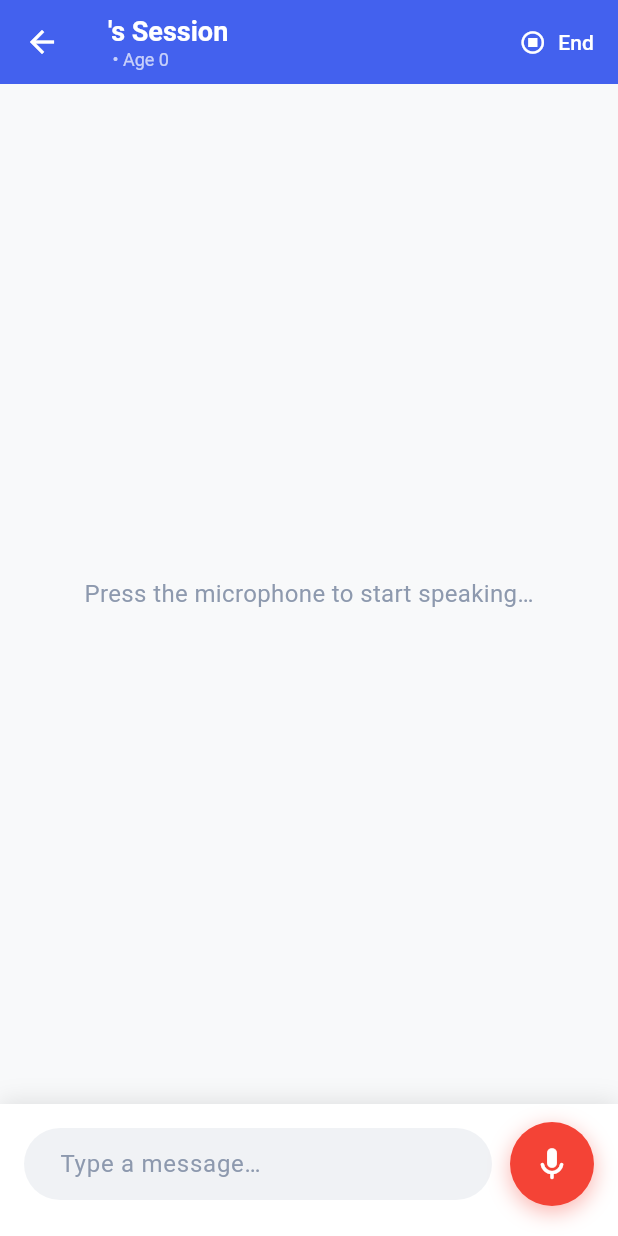
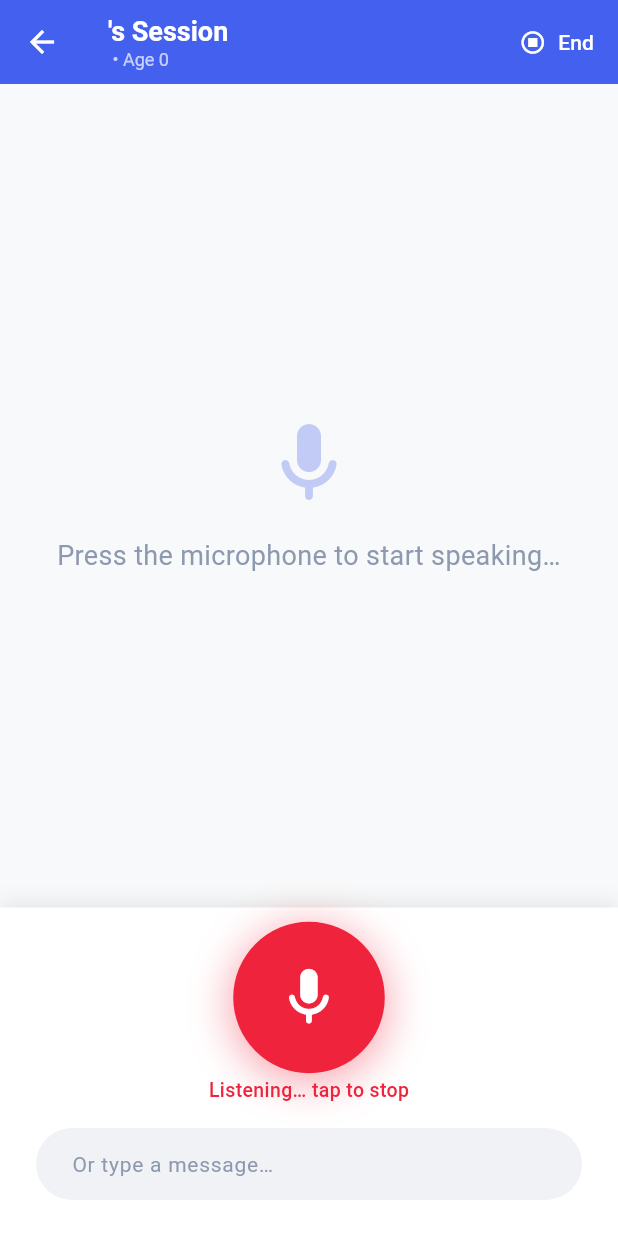
Before and after one commit to mrth2/pacelingo, a Flutter app: the ChatScreen screen opened directly, after a tap on the "mic none" icon, on a phone screen of 412 x 824 dp. Run offline on Flutter 3.47's test engine with Material 3 defaults, Android fonts, the phone set to English and light mode, and no system bars; our stand-ins replace cloud_firestore, firebase_auth, firebase_core, flutter_tts, google_generative_ai, speech_to_text; accounts and stored records are empty; network calls fail.

Commit message:
feat: add voice interaction loop with interruption handling and iPad-optimized chat UI
- ChatProvider: add hasError getter, clearError method, TTS interruption
  handling (tap mic while speaking stops TTS and starts listening),
  web/PWA permission error messages, 30s API timeout
- ChatScreen: massive 88px walkie-talkie mic button with pulse animation
  when listening, CircularProgressIndicator when processing, interrupt
  support while speaking, iPad-optimized layout (860px max width),
  dismissible error banner, responsive empty state
- Add chat_provider_test.dart with tests for new functionality

Co-authored-by: mrth2 <8658653+mrth2@users.noreply.github.com>

```diff
--- a/lib/providers/chat_provider.dart
+++ b/lib/providers/chat_provider.dart
@@ -59,6 +59,7 @@ class ChatProvider extends ChangeNotifier {
   bool get isListening => _audioState == ChatAudioState.listening;
   bool get isProcessing => _audioState == ChatAudioState.processing;
   bool get isSpeaking => _audioState == ChatAudioState.speaking;
+  bool get hasError => _error != null;
   String? get error => _error;
   Profile? get profile => _profile;
 
@@ -119,25 +120,46 @@ class ChatProvider extends ChangeNotifier {
   // ---------------------------------------------------------------------------
 
   /// Begins recording the user's voice input.
+  ///
+  /// If the AI is currently speaking, interrupts TTS first and then starts
+  /// listening (walkie-talkie style interruption).
   Future<void> startListening() async {
+    // Handle interruption: stop TTS if AI is speaking, then start listening.
+    if (_audioState == ChatAudioState.speaking) {
+      await _flutterTts.stop();
+      _audioState = ChatAudioState.idle;
+      notifyListeners();
+    }
+
     if (_audioState != ChatAudioState.idle) return;
 
+    try {
       final available = await _speechToText.initialize(
         onError: (error) {
-        _error = error.errorMsg;
+          _error = 'Speech recognition error: ${error.errorMsg}';
           _audioState = ChatAudioState.idle;
           notifyListeners();
         },
       );
 
       if (!available) {
-      _error = 'Microphone not available on this device.';
+        _error =
+            'Microphone not available. Please ensure microphone permissions '
+            'are granted in your browser settings and try again.';
+        notifyListeners();
+        return;
+      }
+    } catch (e) {
+      _error = 'Microphone permission denied. On Web/PWA, please allow '
+          'microphone access when prompted by the browser.';
+      _audioState = ChatAudioState.idle;
       notifyListeners();
       return;
     }
 
     _audioState = ChatAudioState.listening;
     _liveTranscript = '';
+    _error = null;
     notifyListeners();
 
     _speechToText.listen(
@@ -213,11 +235,17 @@ class ChatProvider extends ChangeNotifier {
     }
 
     try {
-      final response = await _geminiService.sendMessage(
+      final response = await _geminiService
+          .sendMessage(
             userMessage: userText,
             profile: _profile!,
             chatHistory: _messages,
             previousSessionSummary: _previousSessionSummary,
+          )
+          .timeout(
+            const Duration(seconds: 30),
+            onTimeout: () =>
+                throw GeminiServiceException('Request timed out. Please try again.'),
           );
 
       final aiMessage = ChatMessage(
@@ -239,6 +267,12 @@ class ChatProvider extends ChangeNotifier {
       _audioState = ChatAudioState.idle;
       notifyListeners();
     }
+  }
+
+  /// Clears the current error message.
+  void clearError() {
+    _error = null;
+    notifyListeners();
   }
 
   // ---------------------------------------------------------------------------
--- a/lib/screens/chat_screen.dart
+++ b/lib/screens/chat_screen.dart
@@ -6,8 +6,9 @@ import '../models/session.dart';
 import '../providers/chat_provider.dart';
 import '../providers/profile_provider.dart';
 
-/// The main tutoring chat screen with a Push-to-Talk microphone button,
-/// chat bubble transcript, and text input fallback.
+/// The main tutoring chat screen with an iPad-optimized layout, a massive
+/// walkie-talkie style Push-to-Talk microphone button, chat bubble transcript,
+/// and text input fallback.
 class ChatScreen extends StatefulWidget {
   const ChatScreen({super.key});
 
@@ -71,7 +72,7 @@ class _ChatScreenState extends State<ChatScreen> {
       body: SafeArea(
         child: Center(
           child: ConstrainedBox(
-            constraints: const BoxConstraints(maxWidth: 720),
+            constraints: const BoxConstraints(maxWidth: 860),
             child: Column(
               children: [
                 Expanded(
@@ -81,8 +82,12 @@ class _ChatScreenState extends State<ChatScreen> {
                     liveTranscript: chatProvider.liveTranscript,
                   ),
                 ),
-                if (chatProvider.error != null) _ErrorBanner(chatProvider.error!),
-                _BottomInputBar(
+                if (chatProvider.hasError)
+                  _ErrorBanner(
+                    chatProvider.error!,
+                    onDismiss: chatProvider.clearError,
+                  ),
+                _BottomActionArea(
                   textController: _textController,
                   onSendText: () => _onSendText(context),
                   chatProvider: chatProvider,
@@ -146,17 +151,32 @@ class _MessageList extends StatelessWidget {
     final items = messages.length + (liveTranscript.isNotEmpty ? 1 : 0);
 
     if (items == 0) {
-      return const Center(
-        child: Text(
+      return Center(
+        child: Padding(
+          padding: const EdgeInsets.all(32),
+          child: Column(
+            mainAxisSize: MainAxisSize.min,
+            children: [
+              Icon(
+                Icons.mic_rounded,
+                size: 64,
+                color: const Color(0xFF4361EE).withValues(alpha: 0.3),
+              ),
+              const SizedBox(height: 16),
+              const Text(
                 'Press the microphone to start speaking…',
-          style: TextStyle(color: Color(0xFF8D99AE), fontSize: 16),
+                textAlign: TextAlign.center,
+                style: TextStyle(color: Color(0xFF8D99AE), fontSize: 18),
+              ),
+            ],
+          ),
         ),
       );
     }
 
     return ListView.builder(
       controller: scrollController,
-      padding: const EdgeInsets.symmetric(horizontal: 16, vertical: 12),
+      padding: const EdgeInsets.symmetric(horizontal: 24, vertical: 16),
       itemCount: items,
       itemBuilder: (context, index) {
         if (index == messages.length && liveTranscript.isNotEmpty) {
@@ -189,6 +209,7 @@ class _ChatBubble extends StatelessWidget {
           const SizedBox(width: 8),
           Flexible(
             child: Container(
+              constraints: const BoxConstraints(maxWidth: 560),
               padding:
                   const EdgeInsets.symmetric(horizontal: 16, vertical: 12),
               decoration: BoxDecoration(
@@ -216,8 +237,8 @@ class _ChatBubble extends StatelessWidget {
                     message.text,
                     style: TextStyle(
                       color: _isUser ? Colors.white : const Color(0xFF2D3142),
-                      fontSize: 15,
-                      height: 1.4,
+                      fontSize: 16,
+                      height: 1.5,
                     ),
                   ),
                   const SizedBox(height: 4),
@@ -246,13 +267,13 @@ class _TutorAvatar extends StatelessWidget {
   @override
   Widget build(BuildContext context) {
     return Container(
-      width: 32,
-      height: 32,
+      width: 36,
+      height: 36,
       decoration: BoxDecoration(
         color: const Color(0xFF4361EE),
-        borderRadius: BorderRadius.circular(10),
+        borderRadius: BorderRadius.circular(12),
       ),
-      child: const Icon(Icons.school_rounded, color: Colors.white, size: 18),
+      child: const Icon(Icons.school_rounded, color: Colors.white, size: 20),
     );
   }
 }
@@ -311,15 +332,15 @@ class _LiveTranscriptBubble extends StatelessWidget {
 }
 
 // ---------------------------------------------------------------------------
-// Bottom input bar
+// Bottom action area with text input and massive mic button
 // ---------------------------------------------------------------------------
 
-class _BottomInputBar extends StatelessWidget {
+class _BottomActionArea extends StatelessWidget {
   final TextEditingController textController;
   final VoidCallback onSendText;
   final ChatProvider chatProvider;
 
-  const _BottomInputBar({
+  const _BottomActionArea({
     required this.textController,
     required this.onSendText,
     required this.chatProvider,
@@ -328,21 +349,30 @@ class _BottomInputBar extends StatelessWidget {
   @override
   Widget build(BuildContext context) {
     final isIdle = chatProvider.audioState == ChatAudioState.idle;
-    final isListening = chatProvider.isListening;
     final isProcessing = chatProvider.isProcessing;
     final isSpeaking = chatProvider.isSpeaking;
 
     return Container(
-      padding: const EdgeInsets.fromLTRB(16, 12, 16, 20),
+      padding: const EdgeInsets.fromLTRB(24, 16, 24, 24),
       decoration: const BoxDecoration(
         color: Colors.white,
         boxShadow: [
-          BoxShadow(color: Color(0x1A000000), blurRadius: 12, offset: Offset(0, -2)),
+          BoxShadow(
+            color: Color(0x1A000000),
+            blurRadius: 12,
+            offset: Offset(0, -2),
+          ),
         ],
       ),
-      child: Row(
+      child: Column(
+        mainAxisSize: MainAxisSize.min,
         children: [
-          // Text input
+          // Massive Push-to-Talk mic button (walkie-talkie style)
+          _WalkieTalkieMicButton(chatProvider: chatProvider),
+          const SizedBox(height: 16),
+          // Text input row as fallback
+          Row(
+            children: [
               Expanded(
                 child: TextField(
                   controller: textController,
@@ -353,85 +383,200 @@ class _BottomInputBar extends StatelessWidget {
                     hintText: isProcessing
                         ? 'AI is thinking…'
                         : isSpeaking
-                        ? 'AI is speaking…'
-                        : 'Type a message…',
-                hintStyle: const TextStyle(color: Color(0xFF8D99AE)),
+                            ? 'AI is speaking… (tap mic to interrupt)'
+                            : 'Or type a message…',
+                    hintStyle: const TextStyle(
+                      color: Color(0xFF8D99AE),
+                      fontSize: 14,
+                    ),
                     filled: true,
                     fillColor: const Color(0xFFF0F2F5),
                     border: OutlineInputBorder(
                       borderRadius: BorderRadius.circular(24),
                       borderSide: BorderSide.none,
                     ),
-                contentPadding:
-                    const EdgeInsets.symmetric(horizontal: 20, vertical: 12),
+                    contentPadding: const EdgeInsets.symmetric(
+                      horizontal: 20,
+                      vertical: 12,
+                    ),
                     suffixIcon: isIdle
                         ? IconButton(
-                        icon: const Icon(Icons.send_rounded,
-                            color: Color(0xFF4361EE)),
+                            icon: const Icon(
+                              Icons.send_rounded,
+                              color: Color(0xFF4361EE),
+                            ),
                             onPressed: onSendText,
                           )
                         : null,
                   ),
                 ),
               ),
-          const SizedBox(width: 12),
-          // Push-to-Talk microphone button
-          _MicButton(chatProvider: chatProvider),
+            ],
+          ),
         ],
       ),
     );
   }
 }
 
-class _MicButton extends StatelessWidget {
+// ---------------------------------------------------------------------------
+// Walkie-Talkie style mic button with pulse animation
+// ---------------------------------------------------------------------------
+
+class _WalkieTalkieMicButton extends StatefulWidget {
   final ChatProvider chatProvider;
 
-  const _MicButton({required this.chatProvider});
+  const _WalkieTalkieMicButton({required this.chatProvider});
+
+  @override
+  State<_WalkieTalkieMicButton> createState() =>
+      _WalkieTalkieMicButtonState();
+}
+
+class _WalkieTalkieMicButtonState extends State<_WalkieTalkieMicButton>
+    with SingleTickerProviderStateMixin {
+  late final AnimationController _pulseController;
+  late final Animation<double> _pulseAnimation;
+
+  @override
+  void initState() {
+    super.initState();
+    _pulseController = AnimationController(
+      vsync: this,
+      duration: const Duration(milliseconds: 1200),
+    );
+    _pulseAnimation = Tween<double>(begin: 1.0, end: 1.15).animate(
+      CurvedAnimation(parent: _pulseController, curve: Curves.easeInOut),
+    );
+  }
+
+  @override
+  void dispose() {
+    _pulseController.dispose();
+    super.dispose();
+  }
+
+  @override
+  void didUpdateWidget(_WalkieTalkieMicButton oldWidget) {
+    super.didUpdateWidget(oldWidget);
+    _syncAnimation();
+  }
+
+  void _syncAnimation() {
+    final isListening = widget.chatProvider.isListening;
+    if (isListening && !_pulseController.isAnimating) {
+      _pulseController.repeat(reverse: true);
+    } else if (!isListening && _pulseController.isAnimating) {
+      _pulseController.stop();
+      _pulseController.reset();
+    }
+  }
 
   @override
   Widget build(BuildContext context) {
+    final chatProvider = widget.chatProvider;
     final isListening = chatProvider.isListening;
     final isProcessing = chatProvider.isProcessing;
     final isSpeaking = chatProvider.isSpeaking;
 
-    final bool enabled = !isProcessing && !isSpeaking;
+    // Mic is tappable when idle, listening, or speaking (for interruption).
+    final bool enabled = !isProcessing;
 
     Color bgColor;
-    IconData icon;
-    String tooltip;
+    Widget iconWidget;
+    String label;
 
     if (isListening) {
-      bgColor = Colors.red;
-      icon = Icons.mic_rounded;
-      tooltip = 'Tap to stop';
+      bgColor = const Color(0xFFEF233C);
+      iconWidget = const Icon(Icons.mic_rounded, color: Colors.white, size: 40);
+      label = 'Listening… tap to stop';
     } else if (isProcessing) {
       bgColor = const Color(0xFFFFB347);
-      icon = Icons.hourglass_top_rounded;
-      tooltip = 'AI is thinking…';
+      iconWidget = const SizedBox(
+        width: 36,
+        height: 36,
+        child: CircularProgressIndicator(
+          strokeWidth: 3,
+          valueColor: AlwaysStoppedAnimation<Color>(Colors.white),
+        ),
+      );
+      label = 'AI is thinking…';
     } else if (isSpeaking) {
       bgColor = const Color(0xFF06D6A0);
-      icon = Icons.volume_up_rounded;
-      tooltip = 'AI is speaking…';
+      iconWidget = const Icon(
+        Icons.mic_rounded,
+        color: Colors.white,
+        size: 40,
+      );
+      label = 'Tap to interrupt & speak';
     } else {
       bgColor = const Color(0xFF4361EE);
-      icon = Icons.mic_none_rounded;
-      tooltip = 'Tap to speak';
+      iconWidget = const Icon(
+        Icons.mic_none_rounded,
+        color: Colors.white,
+        size: 40,
+      );
+      label = 'Tap to speak';
     }
 
+    // Start or stop pulse animation based on state.
+    _syncAnimation();
+
+    return Column(
+      mainAxisSize: MainAxisSize.min,
+      children: [
+        AnimatedBuilder(
+          animation: _pulseAnimation,
+          builder: (context, child) {
+            final scale = isListening ? _pulseAnimation.value : 1.0;
+            return Transform.scale(
+              scale: scale,
+              child: child,
+            );
+          },
+          child: _buildButton(bgColor, iconWidget, enabled),
+        ),
+        const SizedBox(height: 8),
+        AnimatedSwitcher(
+          duration: const Duration(milliseconds: 200),
+          child: Text(
+            label,
+            key: ValueKey(label),
+            style: TextStyle(
+              fontSize: 13,
+              fontWeight: FontWeight.w500,
+              color: isListening
+                  ? const Color(0xFFEF233C)
+                  : const Color(0xFF8D99AE),
+            ),
+          ),
+        ),
+      ],
+    );
+  }
+
+  Widget _buildButton(Color bgColor, Widget iconWidget, bool enabled) {
     return Tooltip(
-      message: tooltip,
+      message: widget.chatProvider.isListening
+          ? 'Tap to stop'
+          : widget.chatProvider.isSpeaking
+              ? 'Tap to interrupt & speak'
+              : 'Tap to speak',
       child: AnimatedContainer(
         duration: const Duration(milliseconds: 200),
-        width: 56,
-        height: 56,
+        width: 88,
+        height: 88,
         decoration: BoxDecoration(
-          color: enabled ? bgColor : bgColor.withValues(alpha: 0.5),
+          color: enabled
+              ? bgColor
+              : bgColor.withValues(alpha: 0.5),
           shape: BoxShape.circle,
           boxShadow: enabled
               ? [
                   BoxShadow(
                     color: bgColor.withValues(alpha: 0.4),
-                    blurRadius: 12,
+                    blurRadius: 20,
+                    spreadRadius: 2,
                     offset: const Offset(0, 4),
                   ),
                 ]
@@ -443,14 +588,14 @@ class _MicButton extends StatelessWidget {
             customBorder: const CircleBorder(),
             onTap: enabled
                 ? () async {
-                    if (isListening) {
-                      await chatProvider.stopListening();
+                    if (widget.chatProvider.isListening) {
+                      await widget.chatProvider.stopListening();
                     } else {
-                      await chatProvider.startListening();
+                      await widget.chatProvider.startListening();
                     }
                   }
                 : null,
-            child: Icon(icon, color: Colors.white, size: 26),
+            child: Center(child: iconWidget),
           ),
         ),
       ),
@@ -458,10 +603,15 @@ class _MicButton extends StatelessWidget {
   }
 }
 
+// ---------------------------------------------------------------------------
+// Error banner with dismiss
+// ---------------------------------------------------------------------------
+
 class _ErrorBanner extends StatelessWidget {
   final String error;
+  final VoidCallback onDismiss;
 
-  const _ErrorBanner(this.error);
+  const _ErrorBanner(this.error, {required this.onDismiss});
 
   @override
   Widget build(BuildContext context) {
@@ -479,6 +629,12 @@ class _ErrorBanner extends StatelessWidget {
               style: const TextStyle(color: Colors.red, fontSize: 13),
             ),
           ),
+          IconButton(
+            icon: const Icon(Icons.close, color: Colors.red, size: 18),
+            onPressed: onDismiss,
+            padding: EdgeInsets.zero,
+            constraints: const BoxConstraints(),
+          ),
         ],
       ),
     );
```
Also changed, not shown: 1 other file. Lines whose indentation alone changed are shown as unchanged.
